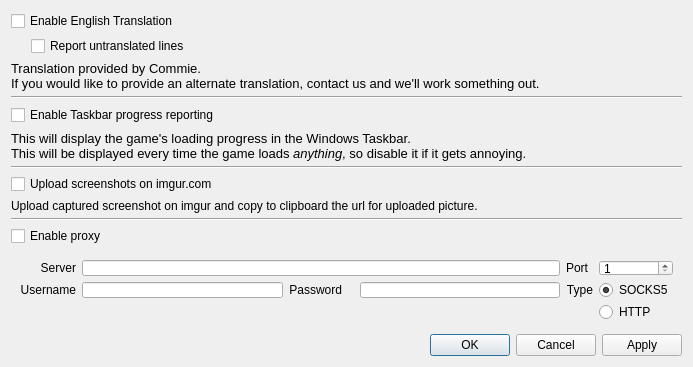
The window that forms/KVSettingsDialog.ui (KanColleTool/kct-viewer) describes before a commit, drawn with Qt 5.
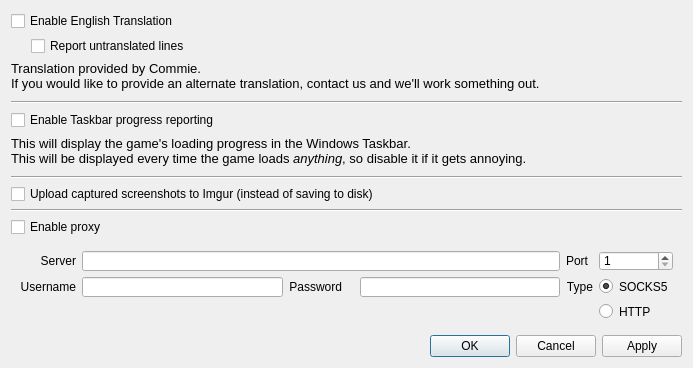
The same window after the commit.

Commit message: Fix screenshot saving|uploading, fix settings var's, fix descriptions in settings dialog and fix include

```diff
--- a/forms/KVSettingsDialog.ui
+++ b/forms/KVSettingsDialog.ui
@@ -10,7 +10,7 @@
     <x>0</x>
     <y>0</y>
     <width>693</width>
-    <height>367</height>
+    <height>368</height>
    </rect>
   </property>
   <property name="windowTitle">
@@ -148,14 +148,7 @@
      <item>
       <widget class="QCheckBox" name="screenshotBox">
        <property name="text">
-        <string>Upload screenshots on imgur.com</string>
-       </property>
-      </widget>
-     </item>
-     <item>
-      <widget class="QLabel" name="label_8">
-       <property name="text">
-        <string>Upload captured screenshot on imgur and copy to clipboard the url for uploaded picture.</string>
+        <string>Upload captured screenshots to Imgur (instead of saving to disk)</string>
        </property>
       </widget>
      </item>
```
The commit also changes 4 other files.
